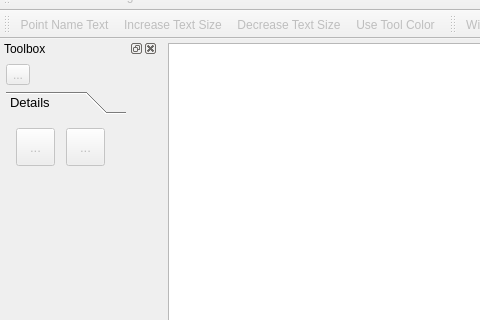
This is src/app/seamly2d/mainwindow.ui in giuliadalessandro280400/Seamly2D as Qt 5 draws it before an edit; both pictures show x 0 to 480 and y 107 to 427 of the 1100 by 809 pixel window. The edited form follows.
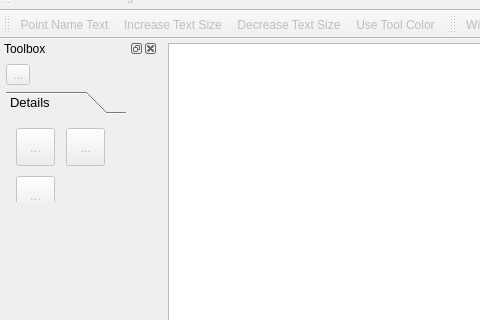
This is the edited form. The open tabs and pages were chosen to show the change. Icons and pictures are not drawn. Custom widgets are drawn as their Qt base class.

Commit message:
Seam check button in the piece toolbox; mark the window title
The seam check can now be started from a button under Details (select the
piece to check first), not only from the right-click menu. The window title
says "(mod Giulia)" so it is clear which build is running.

Claude-Session: https://claude.ai/code/session_01QsypgGUTUS5ASDvV6C9VXN

What changed in the file:
```diff
--- a/src/app/seamly2d/mainwindow.ui
+++ b/src/app/seamly2d/mainwindow.ui
@@ -2441,7 +2441,7 @@
               <x>0</x>
               <y>0</y>
               <width>120</width>
-              <height>82</height>
+              <height>130</height>
              </rect>
             </property>
             <property name="toolTip">
@@ -2521,6 +2521,35 @@
               <bool>true</bool>
              </property>
             </widget>
+            <widget class="QToolButton" name="seamCheck_ToolButton">
+             <property name="enabled">
+              <bool>false</bool>
+             </property>
+             <property name="geometry">
+              <rect>
+               <x>10</x>
+               <y>58</y>
+               <width>39</width>
+               <height>38</height>
+              </rect>
+             </property>
+             <property name="toolTip">
+              <string>Check Seam: walk the selected piece along another one</string>
+             </property>
+             <property name="text">
+              <string notr="true">...</string>
+             </property>
+             <property name="icon">
+              <iconset resource="share/resources/toolicon.qrc">
+               <normaloff>:/toolicon/32x32/seam_check.png</normaloff>:/toolicon/32x32/seam_check.png</iconset>
+             </property>
+             <property name="iconSize">
+              <size>
+               <width>32</width>
+               <height>32</height>
+              </size>
+             </property>
+            </widget>
            </widget>
           </widget>
          </widget>
```
The commit also changes 6 other files.
